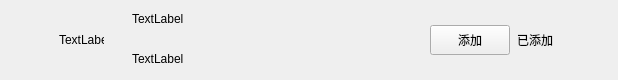
Qt form TianChat/applyfrienditem.ui (TianJinzi/TianChat) before a commit.
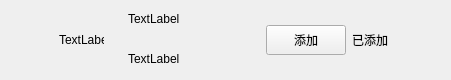
The same form after that commit. Custom widgets are drawn as their Qt base class.

Diff of the .ui file:
```diff
--- a/TianChat/applyfrienditem.ui
+++ b/TianChat/applyfrienditem.ui
@@ -6,7 +6,7 @@
    <rect>
     <x>0</x>
     <y>0</y>
-    <width>618</width>
+    <width>451</width>
     <height>80</height>
    </rect>
   </property>
@@ -79,36 +79,33 @@
    <item>
     <widget class="QWidget" name="widget" native="true">
      <layout class="QHBoxLayout" name="horizontalLayout_2">
-      <property name="spacing">
-       <number>7</number>
-      </property>
-      <property name="leftMargin">
-       <number>11</number>
-      </property>
       <property name="topMargin">
        <number>2</number>
       </property>
-      <property name="rightMargin">
-       <number>11</number>
-      </property>
       <property name="bottomMargin">
        <number>2</number>
       </property>
       <item>
        <widget class="QWidget" name="widget_2" native="true">
+        <property name="minimumSize">
+         <size>
+          <width>0</width>
+          <height>0</height>
+         </size>
+        </property>
+        <property name="maximumSize">
+         <size>
+          <width>16777215</width>
+          <height>16777215</height>
+         </size>
+        </property>
         <layout class="QVBoxLayout" name="verticalLayout">
          <property name="spacing">
           <number>10</number>
          </property>
-         <property name="leftMargin">
-          <number>11</number>
-         </property>
          <property name="topMargin">
           <number>2</number>
          </property>
-         <property name="rightMargin">
-          <number>11</number>
-         </property>
          <property name="bottomMargin">
           <number>2</number>
          </property>
@@ -141,7 +138,7 @@
            </property>
            <property name="maximumSize">
             <size>
-             <width>200</width>
+             <width>500</width>
              <height>30</height>
             </size>
            </property>
@@ -153,19 +150,6 @@
         </layout>
        </widget>
       </item>
-      <item>
-       <spacer name="horizontalSpacer_3">
-        <property name="orientation">
-         <enum>Qt::Orientation::Horizontal</enum>
-        </property>
-        <property name="sizeHint" stdset="0">
-         <size>
-          <width>40</width>
-          <height>20</height>
-         </size>
-        </property>
-       </spacer>
-      </item>
       <item>
        <widget class="ClickedBtn" name="addBtn">
         <property name="minimumSize">
@@ -193,6 +177,12 @@
           <height>0</height>
          </size>
         </property>
+        <property name="maximumSize">
+         <size>
+          <width>40</width>
+          <height>16777215</height>
+         </size>
+        </property>
         <property name="text">
          <string>已添加</string>
         </property>
```
Left out of the diff: 10 changed lines with no effect on the pictures.
